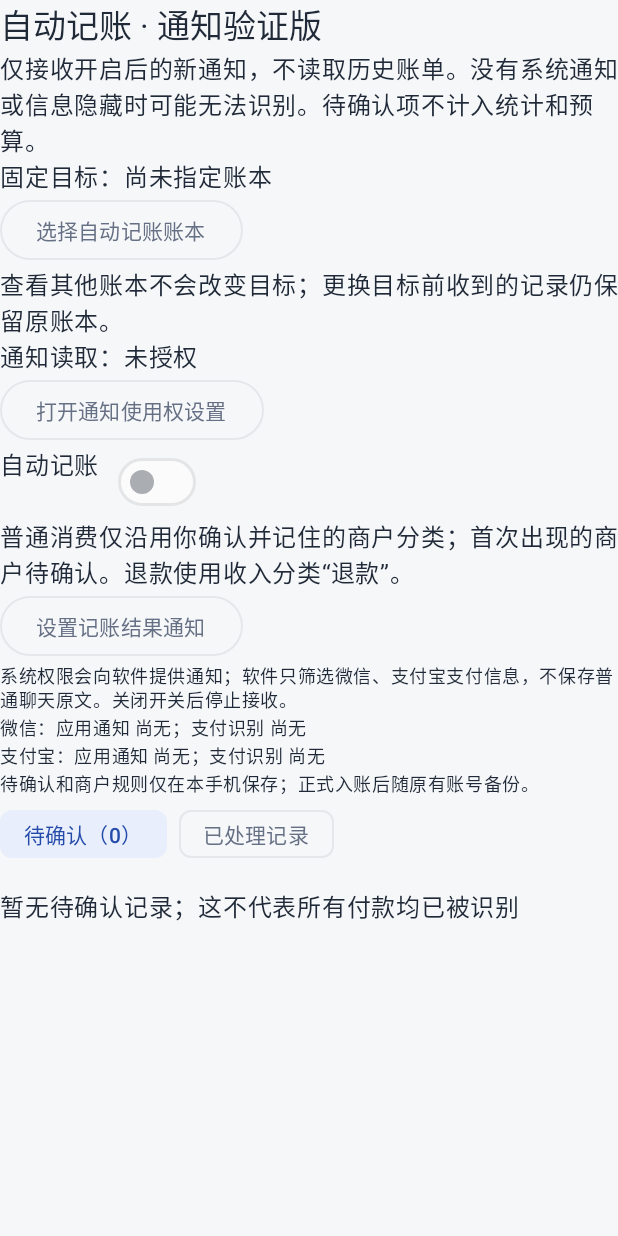
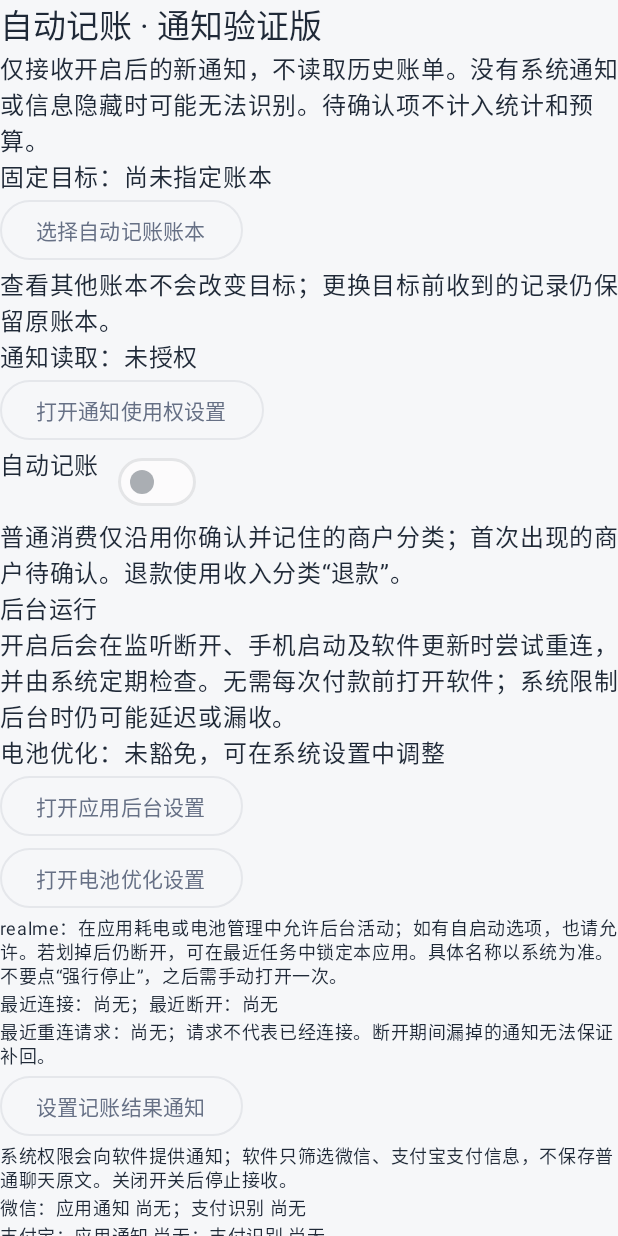
Before and after one commit to wambiton/daily-ledger, an Android app built with Jetpack Compose: the composable AutoEntryScreen shown on its own in the app's theme, on a phone screen of 412 x 824 dp. Run offline under Robolectric (Android 15) with nearby library versions, the phone set to English and light mode, and no system bars; our stand-ins replace Room's generated code; 4 statements that could not run were skipped.

Commit message:
feat: add authorized notification listener recovery and diagnostics

```diff
--- a/android/app/build.gradle.kts
+++ b/android/app/build.gradle.kts
@@ -11,8 +11,8 @@ android {
         applicationId = "com.personal.ledger"
         minSdk = 26
         targetSdk = 35
-        versionCode = 18
-        versionName = "0.7.7-navigation"
+        versionCode = 19
+        versionName = "0.7.8-background-capture"
         testInstrumentationRunner = "androidx.test.runner.AndroidJUnitRunner"
     }
     compileOptions { sourceCompatibility = JavaVersion.VERSION_17; targetCompatibility = JavaVersion.VERSION_17 }
--- a/android/app/src/main/java/com/personal/ledger/MainActivity.kt
+++ b/android/app/src/main/java/com/personal/ledger/MainActivity.kt
@@ -12,6 +12,10 @@ import com.personal.ledger.ui.LedgerHost
 
 class MainActivity : ComponentActivity() {
     private val autoRequest=androidx.compose.runtime.mutableLongStateOf(0)
+    override fun onResume() {
+        super.onResume()
+        com.personal.ledger.data.AutoCaptureRecovery.sync(this,"返回应用")
+    }
     override fun onNewIntent(intent: android.content.Intent) {
         super.onNewIntent(intent)
         if(intent.action=="com.personal.ledger.AUTO_ENTRY") autoRequest.longValue=System.nanoTime()
--- a/android/app/src/main/java/com/personal/ledger/ui/AutoEntryScreen.kt
+++ b/android/app/src/main/java/com/personal/ledger/ui/AutoEntryScreen.kt
@@ -1,11 +1,9 @@
 package com.personal.ledger.ui
 
 import android.Manifest
-import android.content.ComponentName
 import android.content.Intent
 import android.os.Build
 import android.provider.Settings
-import android.service.notification.NotificationListenerService
 import androidx.activity.compose.rememberLauncherForActivityResult
 import androidx.activity.result.contract.ActivityResultContracts
 import androidx.compose.foundation.layout.*
@@ -41,11 +39,12 @@ import java.time.format.DateTimeFormatter
     val busy by vm.busy.collectAsStateWithLifecycle()
     val review by vm.review.collectAsStateWithLifecycle()
     val connected by AutoCaptureService.connected.collectAsStateWithLifecycle()
-    val granted=remember(tick){NotificationManagerCompat.getEnabledListenerPackages(context).contains(context.packageName)}
+    val granted=remember(tick){AutoCaptureRecovery.granted(context)}
     val enabled=remember(tick){prefs.getBoolean("enabled",false)}
     val target=remember(tick){AutoCapture.target(context)}
     val permission=rememberLauncherForActivityResult(ActivityResultContracts.RequestPermission()){tick++}
     LaunchedEffect(Unit){while(true){tick++;delay(1500)}}
+    LaunchedEffect(granted,enabled){AutoCaptureRecovery.sync(context,"自动记账设置")}
     if(review!=null) {
         key(review!!.candidate.id) {AutoEntryReview(review!!,busy,error,{vm.review.value=null},{type,category,amount,date,note,remember,replace->vm.save(type,category,amount,date,note,remember,replace)},{vm.ignore(review!!.candidate.id)})}
         return
@@ -60,14 +59,28 @@ import java.time.format.DateTimeFormatter
             Text("查看其他账本不会改变目标；更换目标前收到的记录仍保留原账本。")
             Text(if(granted) if(connected) "通知读取：已连接" else "权限已开启，正在等待系统连接" else "通知读取：未授权")
             OutlinedButton(onClick={context.startActivity(Intent(Settings.ACTION_NOTIFICATION_LISTENER_SETTINGS))}) {Text("打开通知使用权设置")}
-            if(granted&&!connected) TextButton(onClick={NotificationListenerService.requestRebind(ComponentName(context,AutoCaptureService::class.java))}) {Text("重新连接通知服务")}
+            if(granted&&enabled&&!connected) TextButton(onClick={AutoCaptureRecovery.sync(context,"手动重连")}) {Text("重新连接通知服务")}
             Row(horizontalArrangement=Arrangement.spacedBy(12.dp)) {
                 Text("自动记账")
                 Switch(checked=enabled,onCheckedChange={value ->
-                    prefs.edit().putBoolean("enabled",value).putLong("started_at",System.currentTimeMillis()).apply();tick++
+                    prefs.edit().putBoolean("enabled",value).putLong("started_at",System.currentTimeMillis()).apply()
+                    AutoCaptureRecovery.sync(context,if(value) "开启自动记账" else "关闭自动记账");tick++
                 },enabled=(!busy && (enabled || granted&&target!=null)),modifier=Modifier.testTag("auto-enabled"))
             }
             Text("普通消费仅沿用你确认并记住的商户分类；首次出现的商户待确认。退款使用收入分类“退款”。")
+            Text("后台运行",style=MaterialTheme.typography.titleMedium)
+            Text("开启后会在监听断开、手机启动及软件更新时尝试重连，并由系统定期检查。无需每次付款前打开软件；系统限制后台时仍可能延迟或漏收。")
+            val power=context.getSystemService(android.os.PowerManager::class.java)
+            Text(if(power.isIgnoringBatteryOptimizations(context.packageName)) "电池优化：已豁免" else "电池优化：未豁免，可在系统设置中调整")
+            OutlinedButton(onClick={
+                val intent=Intent(Settings.ACTION_APPLICATION_DETAILS_SETTINGS,android.net.Uri.parse("package:${context.packageName}"))
+                context.startActivity(intent)
+            }) {Text("打开应用后台设置")}
+            OutlinedButton(onClick={context.startActivity(Intent(Settings.ACTION_IGNORE_BATTERY_OPTIMIZATION_SETTINGS))}) {Text("打开电池优化设置")}
+            Text("realme：在应用耗电或电池管理中允许后台活动；如有自启动选项，也请允许。若划掉后仍断开，可在最近任务中锁定本应用。具体名称以系统为准。不要点“强行停止”，之后需手动打开一次。",style=MaterialTheme.typography.bodySmall)
+            Text("最近连接：${whenText(prefs.getLong("connected_at",0))}；最近断开：${whenText(prefs.getLong("disconnected_at",0))}",style=MaterialTheme.typography.bodySmall)
+            Text("最近重连请求：${whenText(prefs.getLong("reconnect_at",0))}；请求不代表已经连接。断开期间漏掉的通知无法保证补回。",style=MaterialTheme.typography.bodySmall)
+            prefs.getString("connection_error",null)?.let {Text(it,color=MaterialTheme.colorScheme.error)}
             OutlinedButton(onClick={
                 if(Build.VERSION.SDK_INT>=33 && androidx.core.content.ContextCompat.checkSelfPermission(context,Manifest.permission.POST_NOTIFICATIONS)!=android.content.pm.PackageManager.PERMISSION_GRANTED) permission.launch(Manifest.permission.POST_NOTIFICATIONS)
                 else context.startActivity(Intent(Settings.ACTION_APP_NOTIFICATION_SETTINGS).putExtra(Settings.EXTRA_APP_PACKAGE,context.packageName))
```
Also changed, not shown: android/app/src/main/AndroidManifest.xml (+7 -0 lines), android/app/src/main/java/com/personal/ledger/data/AutoCapture.kt (+21 -3 lines), android/app/src/main/java/com/personal/ledger/data/AutoCaptureRecovery.kt (added, +76 -0 lines), 3 other files.
